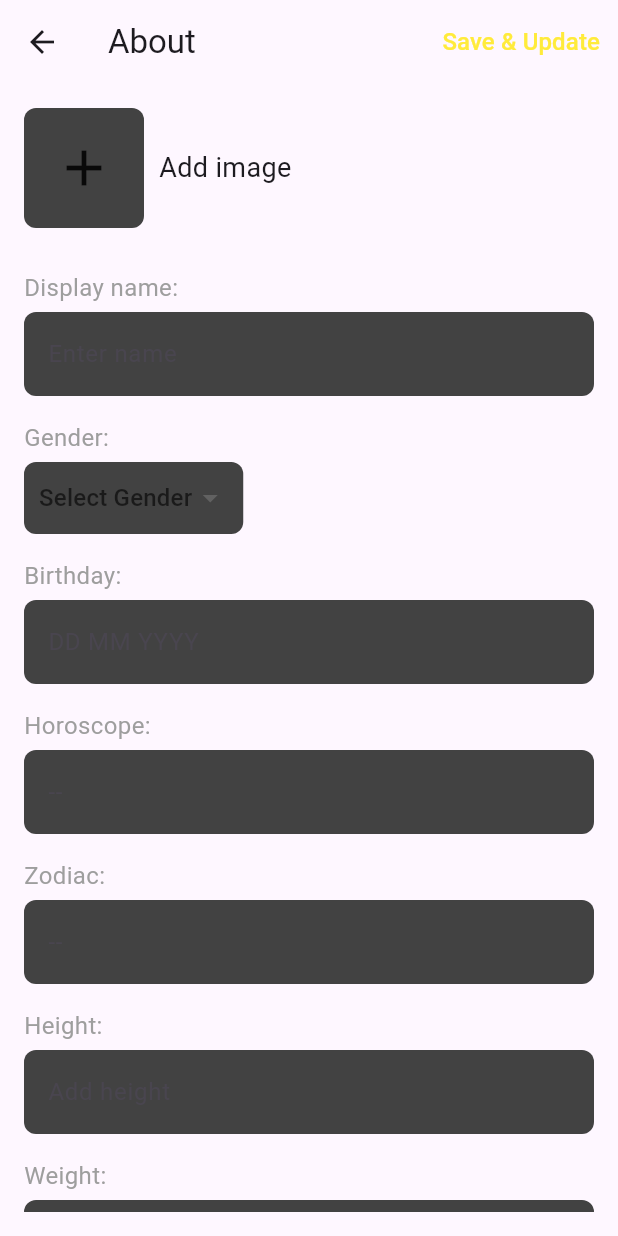
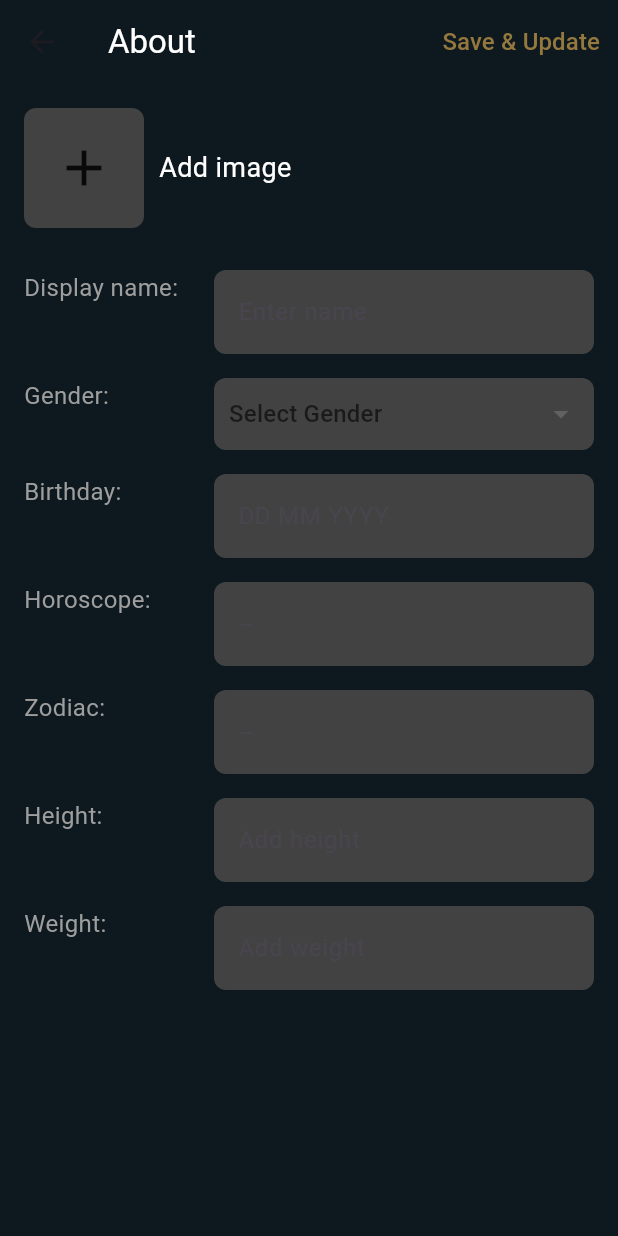
Before and after one commit to thethninphyu/youapp, a Flutter app: the UserProfile screen opened directly, on a phone screen of 412 x 824 dp. Run offline on Flutter 3.47's test engine with Material 3 defaults, Android fonts, the phone set to English and light mode, and no system bars; our stand-ins replace bloc, dio, flutter_bloc, flutter_easyloading, flutter_modular, logger; Roboto replaces fonts that are missing (Gilroy).

Commit message:
[add profile]

```diff
--- a/lib/auth/register/register.dart
+++ b/lib/auth/register/register.dart
@@ -5,6 +5,7 @@ import 'package:youapp/enum/status.dart';
 import 'package:youapp/model/authrequest_model.dart';
 import 'package:youapp/register/auth_bloc.dart';
 import 'package:youapp/response/authresponse.dart';
+import 'package:youapp/profile/user_profile.dart';
 import 'package:youapp/util/app_color.dart';
 import 'package:youapp/widgets/background.dart';
 import 'package:youapp/widgets/ptb_go_button.dart';
@@ -198,11 +199,13 @@ class RegisterWidgetState extends State<RegisterWidget> {
                     style: TextStyle(color: Colors.white, fontSize: 16),
                   ),
                   onPressed: () {
-                    context.read<AuthBloc>().add(RegisterEvent(
-                        authRequestModel: AuthRequestModel(
-                            name: _nameController.text.toString(),
-                            password: _passwordController.text.toString(),
-                            username: _nameController.text.toString())));
+                    Navigator.of(context).push(MaterialPageRoute(
+                        builder: (context) => const UserProfile()));
+                    // context.read<AuthBloc>().add(RegisterEvent(
+                    //     authRequestModel: AuthRequestModel(
+                    //         name: _nameController.text.toString(),
+                    //         password: _passwordController.text.toString(),
+                    //         username: _nameController.text.toString())));
                     // showDialog(
                     //   barrierDismissible: false,
                     //   context: context,
--- /dev/null
+++ b/lib/profile/user_profile.dart
@@ -0,0 +1,149 @@
+import 'package:flutter/material.dart';
+import 'package:youapp/util/app_color.dart';
+import 'package:youapp/widgets/background.dart';
+
+class UserProfile extends StatelessWidget {
+  const UserProfile({super.key});
+
+  @override
+  Widget build(BuildContext context) {
+    return Scaffold(
+      backgroundColor: YouAppColor.profileBackgroundColor,
+      appBar: AppBar(
+        backgroundColor: YouAppColor.profileBackgroundColor,
+        title: const Text(
+          'About',
+          style: TextStyle(color: YouAppColor.whiteColor),
+        ),
+        actions: [
+          TextButton(
+            onPressed: () {
+              // Handle save & update action
+            },
+            child: const Text(
+              'Save & Update',
+              style: TextStyle(color: YouAppColor.goldenColor, fontSize: 16),
+            ),
+          ),
+        ],
+      ),
+      body: Padding(
+        padding: const EdgeInsets.all(16.0),
+        child: ListView(
+          children: [
+            Row(
+              children: [
+                Container(
+                  width: 80,
+                  height: 80,
+                  decoration: BoxDecoration(
+                    color: Colors.grey[800],
+                    borderRadius: BorderRadius.circular(8),
+                  ),
+                  child: const Icon(Icons.add, size: 40),
+                ),
+                const SizedBox(width: 10),
+                const Text(
+                  'Add image',
+                  style: TextStyle(fontSize: 18, color: YouAppColor.whiteColor),
+                ),
+              ],
+            ),
+            const SizedBox(height: 20),
+            buildTextField('Display name:', 'Enter name'),
+            buildDropdownField('Gender:', 'Select Gender'),
+            buildTextField('Birthday:', 'DD MM YYYY'),
+            buildTextField('Horoscope:', '--'),
+            buildTextField('Zodiac:', '--'),
+            buildTextField('Height:', 'Add height'),
+            buildTextField('Weight:', 'Add weight'),
+          ],
+        ),
+      ),
+    );
+  }
+
+  Widget buildTextField(String label, String hint) {
+    return Padding(
+      padding: const EdgeInsets.symmetric(vertical: 8.0),
+      child: Row(
+        crossAxisAlignment: CrossAxisAlignment.start,
+        children: [
+          Expanded(
+            flex: 1,
+            child: Text(
+              label,
+              style: const TextStyle(fontSize: 16, color: Colors.grey),
+            ),
+          ),
+          const SizedBox(height: 5),
+          Expanded(
+            flex: 2,
+            child: TextField(
+              decoration: InputDecoration(
+                hintText: hint,
+                border: OutlineInputBorder(
+                  borderRadius: BorderRadius.circular(8),
+                  borderSide: BorderSide.none,
+                ),
+                filled: true,
+                fillColor: Colors.grey[800],
+              ),
+            ),
+          ),
+        ],
+      ),
+    );
+  }
+
+  Widget buildDropdownField(String label, String hint) {
+    return Padding(
+      padding: const EdgeInsets.symmetric(vertical: 8.0),
+      child: Row(
+        crossAxisAlignment: CrossAxisAlignment.start,
+        children: [
+          Expanded(
+            flex: 1,
+            child: Text(
+              label,
+              style: const TextStyle(fontSize: 16, color: Colors.grey),
+            ),
+          ),
+          const SizedBox(height: 5),
+          Expanded(
+            flex: 2,
+            child: Container(
+              padding: const EdgeInsets.symmetric(horizontal: 10),
+              decoration: BoxDecoration(
+                color: Colors.grey[800],
+                borderRadius: BorderRadius.circular(8),
+              ),
+              child: DropdownButtonHideUnderline(
+                child: DropdownButton<String>(
+                  hint: Text(hint),
+                  items: const [
+                    DropdownMenuItem(
+                      value: 'Male',
+                      child: Text('Male'),
+                    ),
+                    DropdownMenuItem(
+                      value: 'Female',
+                      child: Text('Female'),
+                    ),
+                    DropdownMenuItem(
+                      value: 'Other',
+                      child: Text('Other'),
+                    ),
+                  ],
+                  onChanged: (value) {
+                    // Handle change
+                  },
+                ),
+              ),
+            ),
+          ),
+        ],
+      ),
+    );
+  }
+}
--- a/lib/ui/profile/user_profile.dart
+++ /dev/null
@@ -1,130 +0,0 @@
-import 'package:flutter/material.dart';
-
-class UserProfile extends StatelessWidget {
-  const UserProfile({super.key});
-
-  @override
-  Widget build(BuildContext context) {
-    return Scaffold(
-      appBar: AppBar(
-        title: const Text('About'),
-        actions: [
-          TextButton(
-            onPressed: () {
-              // Handle save & update action
-            },
-            child: const Text(
-              'Save & Update',
-              style: TextStyle(color: Colors.yellow, fontSize: 16),
-            ),
-          ),
-        ],
-      ),
-      body: Padding(
-        padding: const EdgeInsets.all(16.0),
-        child: ListView(
-          children: [
-            Row(
-              children: [
-                Container(
-                  width: 80,
-                  height: 80,
-                  decoration: BoxDecoration(
-                    color: Colors.grey[800],
-                    borderRadius: BorderRadius.circular(8),
-                  ),
-                  child: const Icon(Icons.add, size: 40),
-                ),
-                const SizedBox(width: 10),
-                const Text(
-                  'Add image',
-                  style: TextStyle(fontSize: 18),
-                ),
-              ],
-            ),
-            const SizedBox(height: 20),
-            buildTextField('Display name:', 'Enter name'),
-            buildDropdownField('Gender:', 'Select Gender'),
-            buildTextField('Birthday:', 'DD MM YYYY'),
-            buildTextField('Horoscope:', '--'),
-            buildTextField('Zodiac:', '--'),
-            buildTextField('Height:', 'Add height'),
-            buildTextField('Weight:', 'Add weight'),
-          ],
-        ),
-      ),
-    );
-  }
-
-  Widget buildTextField(String label, String hint) {
-    return Padding(
-      padding: const EdgeInsets.symmetric(vertical: 8.0),
-      child: Column(
-        crossAxisAlignment: CrossAxisAlignment.start,
-        children: [
-          Text(
-            label,
-            style: const TextStyle(fontSize: 16, color: Colors.grey),
-          ),
-          const SizedBox(height: 5),
-          TextField(
-            decoration: InputDecoration(
-              hintText: hint,
-              border: OutlineInputBorder(
-                borderRadius: BorderRadius.circular(8),
-                borderSide: BorderSide.none,
-              ),
-              filled: true,
-              fillColor: Colors.grey[800],
-            ),
-          ),
-        ],
-      ),
-    );
-  }
-
-  Widget buildDropdownField(String label, String hint) {
-    return Padding(
-      padding: const EdgeInsets.symmetric(vertical: 8.0),
-      child: Column(
-        crossAxisAlignment: CrossAxisAlignment.start,
-        children: [
-          Text(
-            label,
-            style: const TextStyle(fontSize: 16, color: Colors.grey),
-          ),
-          const SizedBox(height: 5),
-          Container(
-            padding: const EdgeInsets.symmetric(horizontal: 10),
-            decoration: BoxDecoration(
-              color: Colors.grey[800],
-              borderRadius: BorderRadius.circular(8),
-            ),
-            child: DropdownButtonHideUnderline(
-              child: DropdownButton<String>(
-                hint: Text(hint),
-                items: const [
-                  DropdownMenuItem(
-                    value: 'Male',
-                    child: Text('Male'),
-                  ),
-                  DropdownMenuItem(
-                    value: 'Female',
-                    child: Text('Female'),
-                  ),
-                  DropdownMenuItem(
-                    value: 'Other',
-                    child: Text('Other'),
-                  ),
-                ],
-                onChanged: (value) {
-                  // Handle change
-                },
-              ),
-            ),
-          ),
-        ],
-      ),
-    );
-  }
-}
--- a/lib/util/app_color.dart
+++ b/lib/util/app_color.dart
@@ -10,4 +10,6 @@ class YouAppColor {
   static const Color badgeColor = Color(0xFFA01313);
   static const Color grey = Color(0xFF9E9E9E);
   static const Color goldColor = Color(0xFFdbbb49);
+  static const Color profileBackgroundColor = Color(0xFF0E191F);
+  static const Color goldenColor = Color(0xFF94783E);
 }
```
